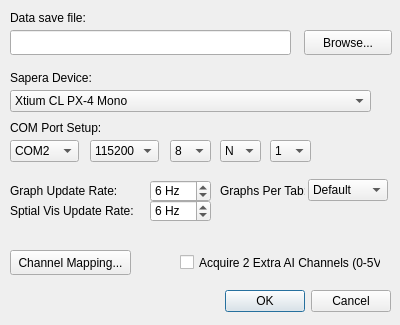
Old version of the form FG_ConfigDialog.ui in the repository CarlosValleA/SpikeGL.
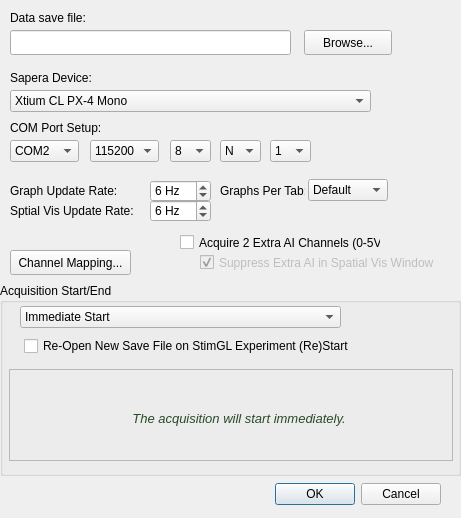
New version of the form.

Commit message: added 'suppress extra ai' to spatial vis for fg acq

The edit to the form file:
```diff
--- a/FG_ConfigDialog.ui
+++ b/FG_ConfigDialog.ui
@@ -6,19 +6,37 @@
    <rect>
     <x>0</x>
     <y>0</y>
-    <width>400</width>
-    <height>325</height>
+    <width>461</width>
+    <height>518</height>
    </rect>
   </property>
+  <property name="sizePolicy">
+   <sizepolicy hsizetype="Fixed" vsizetype="Fixed">
+    <horstretch>0</horstretch>
+    <verstretch>0</verstretch>
+   </sizepolicy>
+  </property>
+  <property name="minimumSize">
+   <size>
+    <width>461</width>
+    <height>518</height>
+   </size>
+  </property>
+  <property name="maximumSize">
+   <size>
+    <width>461</width>
+    <height>518</height>
+   </size>
+  </property>
   <property name="windowTitle">
    <string>Configure Framegrabber Acquisition</string>
   </property>
   <widget class="QDialogButtonBox" name="buttonBox">
    <property name="geometry">
     <rect>
-     <x>50</x>
-     <y>285</y>
-     <width>341</width>
+     <x>20</x>
+     <y>478</y>
+     <width>421</width>
      <height>32</height>
     </rect>
    </property>
@@ -452,7 +470,7 @@
    <property name="geometry">
     <rect>
      <x>180</x>
-     <y>250</y>
+     <y>230</y>
      <width>201</width>
      <height>25</height>
     </rect>
@@ -467,6 +485,163 @@
     <string>Acquire 2 Extra AI Channels (0-5V)</string>
    </property>
   </widget>
+  <widget class="QCheckBox" name="aiNoSpatialVisChk">
+   <property name="enabled">
+    <bool>false</bool>
+   </property>
+   <property name="geometry">
+    <rect>
+     <x>200</x>
+     <y>250</y>
+     <width>251</width>
+     <height>25</height>
+    </rect>
+   </property>
+   <property name="toolTip">
+    <string>&lt;html&gt;&lt;head/&gt;&lt;body&gt;&lt;p&gt;If checked, the 2 extra AI channels won't show up in the 'Spatial Visualization' window, but can instead be navigated-to by clicking a button in the window's toolbar.&lt;/p&gt;&lt;/body&gt;&lt;/html&gt;</string>
+   </property>
+   <property name="whatsThis">
+    <string>&lt;html&gt;&lt;head/&gt;&lt;body&gt;&lt;p&gt;If checked, the 2 extra AI channels won't show up in the 'Spatial Visualization' window, but can instead be navigated-to by clicking a button in the window's toolbar.&lt;/p&gt;&lt;/body&gt;&lt;/html&gt;s</string>
+   </property>
+   <property name="text">
+    <string>Suppress Extra AI in Spatial Vis Window</string>
+   </property>
+   <property name="checked">
+    <bool>true</bool>
+   </property>
+  </widget>
+  <widget class="QGroupBox" name="acqStartEndGB">
+   <property name="geometry">
+    <rect>
+     <x>0</x>
+     <y>283</y>
+     <width>461</width>
+     <height>193</height>
+    </rect>
+   </property>
+   <property name="toolTip">
+    <string>Specify timed or triggered acquisitions here</string>
+   </property>
+   <property name="title">
+    <string>Acquisition Start/End</string>
+   </property>
+   <widget class="QComboBox" name="acqStartEndCB">
+    <property name="geometry">
+     <rect>
+      <x>20</x>
+      <y>23</y>
+      <width>321</width>
+      <height>22</height>
+     </rect>
+    </property>
+    <property name="toolTip">
+     <string>Choose the acquisition trigger type, or Immediate for immediate mode</string>
+    </property>
+    <property name="currentIndex">
+     <number>0</number>
+    </property>
+    <item>
+     <property name="text">
+      <string>Immediate Start</string>
+     </property>
+    </item>
+    <item>
+     <property name="text">
+      <string>Photodiode Controlled Start &amp; End</string>
+     </property>
+    </item>
+    <item>
+     <property name="text">
+      <string>Photodiode Controlled Start Only</string>
+     </property>
+    </item>
+    <item>
+     <property name="text">
+      <string>Timed</string>
+     </property>
+    </item>
+    <item>
+     <property name="text">
+      <string>StimulateOpenGLII Plugin Start &amp; End</string>
+     </property>
+    </item>
+    <item>
+     <property name="text">
+      <string>StimulateOpenGLII Plugin Start Only</string>
+     </property>
+    </item>
+    <item>
+     <property name="text">
+      <string>AI Controlled Start &amp; ReTriggering</string>
+     </property>
+    </item>
+   </widget>
+   <widget class="QFrame" name="acqFrame">
+    <property name="geometry">
+     <rect>
+      <x>9</x>
+      <y>86</y>
+      <width>444</width>
+      <height>92</height>
+     </rect>
+    </property>
+    <property name="frameShape">
+     <enum>QFrame::StyledPanel</enum>
+    </property>
+    <property name="frameShadow">
+     <enum>QFrame::Raised</enum>
+    </property>
+    <widget class="QLabel" name="acqStartEndDescrLbl">
+     <property name="geometry">
+      <rect>
+       <x>10</x>
+       <y>9</y>
+       <width>440</width>
+       <height>82</height>
+      </rect>
+     </property>
+     <property name="text">
+      <string>&lt;!DOCTYPE HTML PUBLIC &quot;-//W3C//DTD HTML 4.0//EN&quot; &quot;http://www.w3.org/TR/REC-html40/strict.dtd&quot;&gt;
+&lt;html&gt;&lt;head&gt;&lt;meta name=&quot;qrichtext&quot; content=&quot;1&quot; /&gt;&lt;style type=&quot;text/css&quot;&gt;
+p, li { white-space: pre-wrap; }
+&lt;/style&gt;&lt;/head&gt;&lt;body style=&quot; font-family:'Sans Serif'; font-size:9pt; font-weight:400; font-style:normal;&quot;&gt;
+&lt;p style=&quot; margin-top:0px; margin-bottom:0px; margin-left:0px; margin-right:0px; -qt-block-indent:0; text-indent:0px;&quot;&gt;&lt;span style=&quot; font-size:10pt; font-style:italic; color:#294928;&quot;&gt;The acquisition will start immediately.&lt;/span&gt;&lt;/p&gt;&lt;/body&gt;&lt;/html&gt;</string>
+     </property>
+     <property name="alignment">
+      <set>Qt::AlignCenter</set>
+     </property>
+     <property name="wordWrap">
+      <bool>true</bool>
+     </property>
+    </widget>
+   </widget>
+   <widget class="QCheckBox" name="stimGLReopenCB">
+    <property name="geometry">
+     <rect>
+      <x>24</x>
+      <y>52</y>
+      <width>397</width>
+      <height>22</height>
+     </rect>
+    </property>
+    <property name="toolTip">
+     <string>&lt;!DOCTYPE HTML PUBLIC &quot;-//W3C//DTD HTML 4.0//EN&quot; &quot;http://www.w3.org/TR/REC-html40/strict.dtd&quot;&gt;
+&lt;html&gt;&lt;head&gt;&lt;meta name=&quot;qrichtext&quot; content=&quot;1&quot; /&gt;&lt;style type=&quot;text/css&quot;&gt;
+p, li { white-space: pre-wrap; }
+&lt;/style&gt;&lt;/head&gt;&lt;body style=&quot; font-family:'Sans Serif'; font-size:9pt; font-weight:400; font-style:normal;&quot;&gt;
+&lt;p align=&quot;justify&quot; style=&quot; margin-top:0px; margin-bottom:0px; margin-left:0px; margin-right:0px; -qt-block-indent:0; text-indent:0px;&quot;&gt;If checked, then whenever a Stimulate OpenGL Plugin (re)starts, the current save file is closed and a new one is opened.  The format for this save file name is:&lt;/p&gt;
+&lt;p style=&quot;-qt-paragraph-type:empty; margin-top:0px; margin-bottom:0px; margin-left:0px; margin-right:0px; -qt-block-indent:0; text-indent:0px;&quot;&gt;&lt;/p&gt;
+&lt;p style=&quot; margin-top:0px; margin-bottom:0px; margin-left:0px; margin-right:0px; -qt-block-indent:0; text-indent:0px;&quot;&gt;PREFIX_STIMGLPLUGINNAME_N&lt;/p&gt;
+&lt;p style=&quot;-qt-paragraph-type:empty; margin-top:0px; margin-bottom:0px; margin-left:0px; margin-right:0px; -qt-block-indent:0; text-indent:0px;&quot;&gt;&lt;/p&gt;
+&lt;p align=&quot;justify&quot; style=&quot; margin-top:0px; margin-bottom:0px; margin-left:0px; margin-right:0px; -qt-block-indent:0; text-indent:0px;&quot;&gt;Where PREFIX is the filename specified in the above lineedit, STIMPLUGINNAME is the name of the plugin, and N is an integer number to make the filename unique.&lt;/p&gt;
+&lt;p style=&quot;-qt-paragraph-type:empty; margin-top:0px; margin-bottom:0px; margin-left:0px; margin-right:0px; -qt-block-indent:0; text-indent:0px;&quot;&gt;&lt;/p&gt;
+&lt;p align=&quot;justify&quot; style=&quot; margin-top:0px; margin-bottom:0px; margin-left:0px; margin-right:0px; -qt-block-indent:0; text-indent:0px;&quot;&gt;Note: Checking this requires a copy of StimGL II to be running otherwise data will not be saved.&lt;/p&gt;&lt;/body&gt;&lt;/html&gt;</string>
+    </property>
+    <property name="text">
+     <string>Re-Open New Save File on StimGL Experiment (Re)Start</string>
+    </property>
+   </widget>
+  </widget>
  </widget>
  <resources/>
  <connections>
```
Left out of the diff: 20 changed lines with no effect on the pictures. The commit also changes 9 other files.
